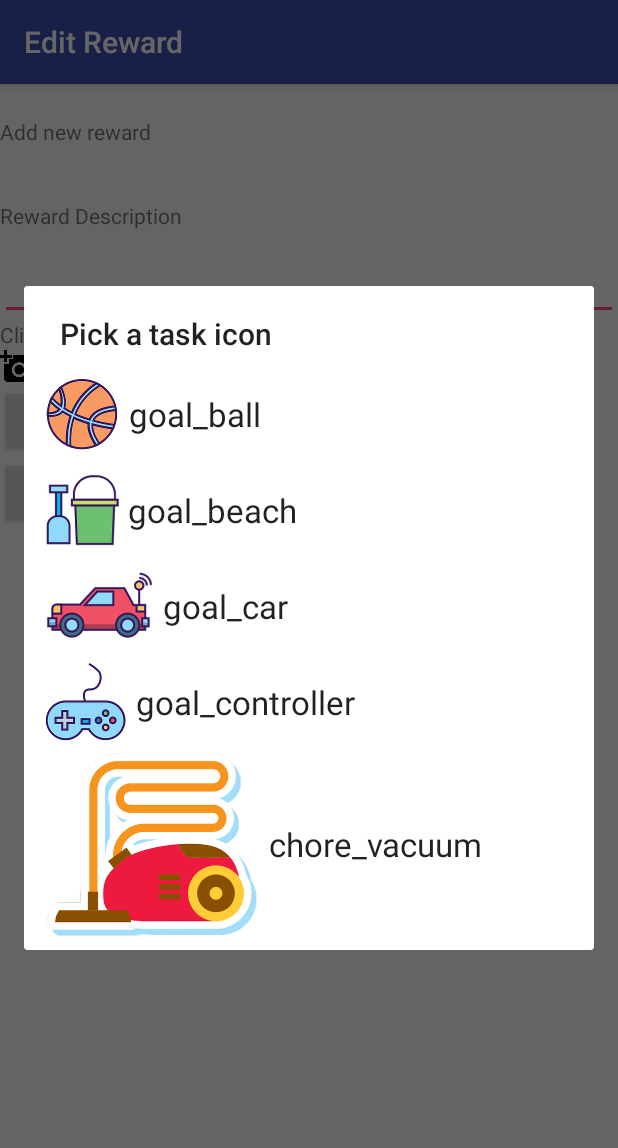
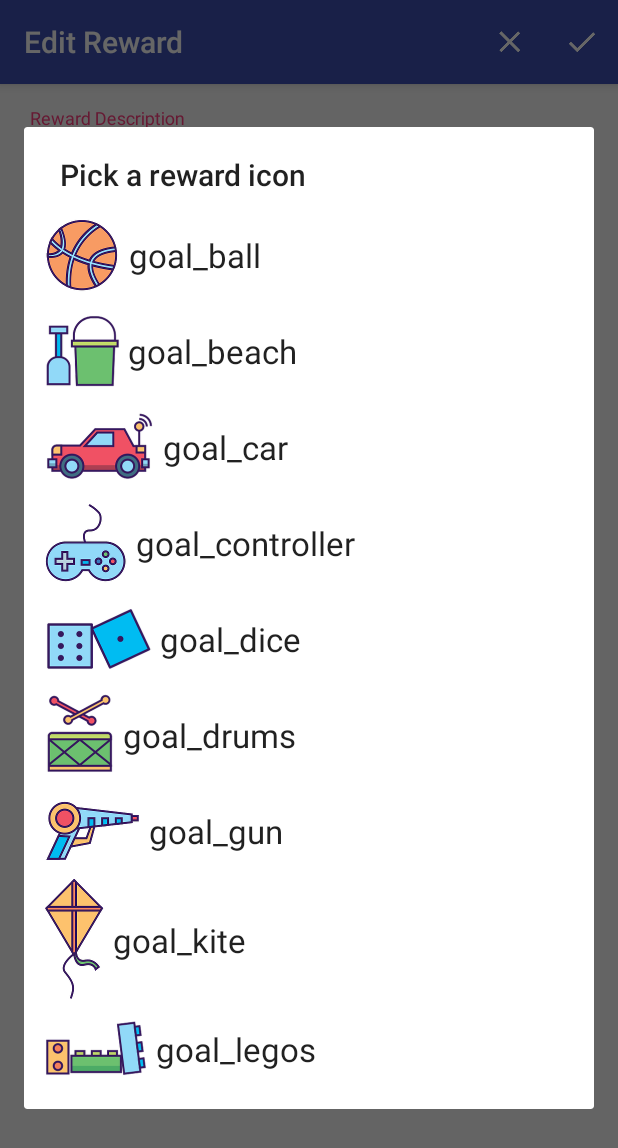
Before and after one commit to nathanielimeyer/homeHero, an Android app: the RewardEditorActivity screen opened directly, with no data from a screen before it, after a tap on an icon or button, on a phone screen of 412 x 824 dp. Shown: the top 1148 px of the screen. Run offline under Robolectric (Android 15) with nearby library versions, the phone set to English and light mode, and no system bars; our stand-ins replace ButterKnife, RxJava; 1 statement that could not run was skipped.

Commit message:
Apply styling and formatting to manage reward activities and clean up files

```diff
--- a/app/src/main/java/com/jbnm/homehero/ui/parent/rewardEdit/RewardEditorActivity.java
+++ b/app/src/main/java/com/jbnm/homehero/ui/parent/rewardEdit/RewardEditorActivity.java
@@ -5,6 +5,8 @@ import android.content.Context;
 import android.content.DialogInterface;
 import android.content.Intent;
 import android.os.Bundle;
+import android.view.Menu;
+import android.view.MenuItem;
 import android.view.View;
 import android.view.ViewGroup;
 import android.widget.ArrayAdapter;
@@ -27,12 +29,9 @@ import butterknife.ButterKnife;
 public class RewardEditorActivity extends BaseActivity implements RewardEditorContract.MvpView {
     @BindView(R.id.edit_text_description) EditText descriptionEditText;
     @BindView(R.id.reward_image_view) ImageView reward_image_view;
-    @BindView(R.id.saveButton) Button saveButton;
-    @BindView(R.id.cancelButton) Button cancelButton;
 
     private Context context = this;
     ListAdapter adapter;
-
 
     private RewardEditorContract.Presenter presenter;
 
@@ -56,25 +55,31 @@ public class RewardEditorActivity extends BaseActivity implements RewardEditorCo
         presenter = new RewardEditorPresenter(this);
         presenter.loadChildAndReward(childId, rewardId);
 
-        saveButton.setOnClickListener(new View.OnClickListener() {
-            @Override
-            public void onClick(View v) {
-                updateRewardData();
-            }
-        });
         reward_image_view.setOnClickListener(new View.OnClickListener() {
             @Override
             public void onClick(View view) {
                 showIconPickerDialog();
             }
         });
-        cancelButton.setOnClickListener(new View.OnClickListener() {
-            @Override
-            public void onClick(View view) {
-                presenter.cancelButtonClicked();
-            }
-        });
 
+    }
+
+    @Override
+    public boolean onCreateOptionsMenu(Menu menu) {
+        getMenuInflater().inflate(R.menu.reward_edit, menu);
+        return super.onCreateOptionsMenu(menu);
+    }
+
+    @Override
+    public boolean onOptionsItemSelected(MenuItem item) {
+        if (item.getItemId() == R.id.menu_reward_edit_save) {
+            presenter.saveChildData(descriptionEditText.getText().toString().trim());
+            return true;
+        } else if (item.getItemId() == R.id.menu_reward_edit_cancel) {
+            presenter.cancelButtonClicked();
+            return true;
+        }
+        return super.onOptionsItemSelected(item);
     }
 
     @Override
@@ -86,7 +91,7 @@ public class RewardEditorActivity extends BaseActivity implements RewardEditorCo
     public void showIconPickerDialog() {
 
         AlertDialog.Builder builder = new AlertDialog.Builder(context);
-        builder.setTitle(R.string.icon_picker_title)
+        builder.setTitle(R.string.reward_icon_picker_title)
                 .setAdapter(adapter, new DialogInterface.OnClickListener() {
                     @Override
                     public void onClick(DialogInterface dialogInterface, int i) {
--- a/app/src/main/java/com/jbnm/homehero/ui/parent/rewardEdit/RewardEditorPresenter.java
+++ b/app/src/main/java/com/jbnm/homehero/ui/parent/rewardEdit/RewardEditorPresenter.java
@@ -19,7 +19,7 @@ public class RewardEditorPresenter implements RewardEditorContract.Presenter {
     private DataManager dataManager = new DataManager();
 
     private RewardEditorContract.MvpView mvpView;
-    private List<String> icons = new ArrayList<>(Arrays.asList("goal_ball", "goal_beach", "goal_car", "goal_controller", "chore_vacuum"));
+    private List<String> icons = new ArrayList<>(Arrays.asList("goal_ball", "goal_beach", "goal_car", "goal_controller", "goal_dice", "goal_drums", "goal_gun", "goal_kite", "goal_legos"));
     private Child child;
     private List<Reward> rewards;
     private Reward rewardToEdit;
@@ -44,6 +44,7 @@ public class RewardEditorPresenter implements RewardEditorContract.Presenter {
                 .subscribeWith(new DisposableObserver<Child>() {
                     @Override public void onNext(Child childResult ) {
                         child = childResult;
+                        mvpView.parentRewardListIntent(child.getId());
                     }
                     @Override public void onError(Throwable e) { processError(e); }
                     @Override public void onComplete() {}
--- a/app/src/main/java/com/jbnm/homehero/ui/parent/rewardList/ParentRewardListAdapter.java
+++ b/app/src/main/java/com/jbnm/homehero/ui/parent/rewardList/ParentRewardListAdapter.java
@@ -27,6 +27,7 @@ import butterknife.OnClick;
 class ParentRewardListAdapter extends RecyclerView.Adapter<ParentRewardListAdapter.ParentRewardListViewHolder> {
     private List<Reward> rewards = new ArrayList<>();
     private ParentRewardClickListener parentRewardClickListener;
+    private Context context;
 
     public ParentRewardListAdapter(List<Reward> rewards) {
         this.rewards = rewards;
@@ -41,7 +42,7 @@ class ParentRewardListAdapter extends RecyclerView.Adapter<ParentRewardListAdapt
 
     @Override
     public void onBindViewHolder(ParentRewardListViewHolder holder, int position) {
-        holder.bindReward((Reward) rewards.get(position), position);
+        holder.bindReward(rewards.get(position), position);
     }
 
     @Override
@@ -63,7 +64,6 @@ class ParentRewardListAdapter extends RecyclerView.Adapter<ParentRewardListAdapt
         @BindView(R.id.rewardDeleteButton)
         ImageButton rewardDeleteButton;
 
-        private Context context;
         private Reward reward;
 
         public ParentRewardListViewHolder(View itemView) {
--- a/app/src/main/java/com/jbnm/homehero/ui/parent/rewardList/ParentRewardListContract.java
+++ b/app/src/main/java/com/jbnm/homehero/ui/parent/rewardList/ParentRewardListContract.java
@@ -14,7 +14,7 @@ public class ParentRewardListContract {
     interface Presenter extends BasePresenter {
         void loadRewards(String childId);
         void saveChild();
-        void addNewReward(String description, int value, String rewardImage);
+        void addRewardButtonClicked();
         void saveRewards(List<Reward> rewards);
         void handleBackButtonPressed();
         }
--- a/app/src/main/java/com/jbnm/homehero/ui/parent/taskList/ParentTaskListActivity.java
+++ b/app/src/main/java/com/jbnm/homehero/ui/parent/taskList/ParentTaskListActivity.java
@@ -8,7 +8,6 @@ import android.support.v7.widget.DividerItemDecoration;
 import android.support.v7.widget.LinearLayoutManager;
 import android.support.v7.widget.RecyclerView;
 import android.view.View;
-import android.widget.Button;
 
 import com.jbnm.homehero.Constants;
 import com.jbnm.homehero.R;
--- a/app/src/main/java/com/jbnm/homehero/ui/parent/taskList/ParentTaskListAdapter.java
+++ b/app/src/main/java/com/jbnm/homehero/ui/parent/taskList/ParentTaskListAdapter.java
@@ -67,11 +67,9 @@ class ParentTaskListAdapter extends RecyclerView.Adapter<ParentTaskListAdapter.P
 
         private Task task;
 
-
         public ParentTaskListViewHolder(View itemView) {
             super(itemView);
             context = itemView.getContext();
-
             ButterKnife.bind(this, itemView);
         }
 
--- a/app/src/main/java/com/jbnm/homehero/ui/parent/taskList/ParentTaskListPresenter.java
+++ b/app/src/main/java/com/jbnm/homehero/ui/parent/taskList/ParentTaskListPresenter.java
@@ -31,6 +31,7 @@ public class ParentTaskListPresenter implements ParentTaskListContract.Presenter
     private DataManager dataManager = new DataManager();
     private SharedPrefManager sharedPrefManager;
     private Child child;
+    private List<Task> tasks;
 
     public ParentTaskListPresenter(ParentTaskListContract.MvpView view, SharedPrefManager sharedPrefManager) {
         this.mvpView = view;
--- a/app/src/main/java/com/jbnm/homehero/ui/taskEdit/TaskEditorActivity.java
+++ b/app/src/main/java/com/jbnm/homehero/ui/taskEdit/TaskEditorActivity.java
@@ -38,12 +38,10 @@ public class TaskEditorActivity extends BaseActivity implements TaskEditorContra
     private Context context = this;
     ListAdapter adapter;
 
-
     private TaskEditorContract.Presenter presenter;
 
     public static Intent createIntent(Context context, String childId, String taskId) {
         Intent intent = new Intent(context, TaskEditorActivity.class);
-
         intent.putExtra(Constants.CHILD_INTENT_KEY, childId);
         intent.putExtra(Constants.TASK_INTENT_KEY, taskId);
         return intent;
--- a/app/src/main/java/com/jbnm/homehero/ui/taskEdit/TaskEditorContract.java
+++ b/app/src/main/java/com/jbnm/homehero/ui/taskEdit/TaskEditorContract.java
@@ -11,14 +11,11 @@ import java.util.List;
 
 public class TaskEditorContract {
     interface Presenter extends BasePresenter {
-//        void saveChildData(String description, String icon, List<String> instructions);
         void saveChildData(String description);
         void loadChildAndTask(String childId, String taskId);
         void addStepsButtonClicked();
         void setTaskIcon(int i);
-
         List<String> getIconList();
-
         void cancelButtonClicked();
     }
     interface MvpView extends BaseMvpView {
@@ -27,6 +24,5 @@ public class TaskEditorContract {
         void setInstructions(List<String> instructions);
         void buildIconPickerDialog();
         void parentTaskListIntent(String childId);
-
-        }
+    }
 }
--- a/app/src/main/res/layout/activity_reward_editor.xml
+++ b/app/src/main/res/layout/activity_reward_editor.xml
@@ -1,69 +1,41 @@
 <?xml version="1.0" encoding="utf-8"?>
-<RelativeLayout xmlns:android="http://schemas.android.com/apk/res/android"
+<LinearLayout xmlns:android="http://schemas.android.com/apk/res/android"
     android:layout_width="match_parent"
     android:layout_height="match_parent"
+    android:orientation="vertical"
     xmlns:app="http://schemas.android.com/apk/res-auto">
 
-    <LinearLayout
+    <android.support.design.widget.TextInputLayout
         android:layout_width="match_parent"
         android:layout_height="wrap_content"
-        android:orientation="vertical">
-
-        <TextView
-            android:id="@+id/rewardEditorTitleTextView"
-            android:layout_width="wrap_content"
-            android:layout_height="48dp"
-            android:layout_marginTop="8dp"
-            android:gravity="center_vertical"
-            android:text="@string/reward_editor_screen_title"
-            app:layout_constraintStart_toStartOf="@+id/contentLeftMarginKeyLIne"
-            app:layout_constraintTop_toBottomOf="@+id/rewardCompleteButton"/>
-
-        <TextView
-            android:id="@+id/rewardDescriptionLabelTextView"
-            android:layout_width="wrap_content"
-            android:layout_height="48dp"
-            android:layout_marginTop="8dp"
-            android:gravity="center_vertical"
-            android:text="@string/reward_description"
-            app:layout_constraintStart_toStartOf="@+id/contentLeftMarginKeyLIne"
-            app:layout_constraintTop_toBottomOf="@+id/rewardCompleteButton"/>
+        android:layout_gravity="center_vertical"
+        android:layout_marginStart="16dp"
+        android:layout_marginEnd="32dp"
+        android:layout_marginTop="16dp"
+        android:hint="@string/reward_description">
 
         <EditText
+            android:id="@+id/edit_text_description"
             android:layout_width="match_parent"
-            android:layout_height="wrap_content"
-            android:id="@+id/edit_text_description"
-            android:inputType="text" />
+            android:layout_height="wrap_content"/>
+    </android.support.design.widget.TextInputLayout>
 
     <TextView
         android:layout_width="wrap_content"
         android:layout_height="wrap_content"
+        android:layout_marginTop="8dp"
+        android:layout_marginStart="16dp"
         android:id="@+id/edit_image_label"
         android:text="@string/edit_reward_image_text"/>
 
     <ImageView
-            android:layout_width="wrap_content"
-            android:layout_height="wrap_content"
         android:id="@+id/reward_image_view"
-            app:srcCompat="@drawable/ic_add_a_photo_black_24dp" />
-
-        <Button
-            android:id="@+id/saveButton"
-            android:layout_width="wrap_content"
-            android:layout_height="wrap_content"
-            android:text="@string/save_changes"
-            android:visibility="visible"
-            android:layout_centerHorizontal="true"
-            android:layout_alignParentBottom="true" />
-
-        <Button
-            android:id="@+id/cancelButton"
-            android:layout_width="wrap_content"
-            android:layout_height="wrap_content"
-            android:text="@string/cancel_changes"
-            android:visibility="visible"
-            android:layout_centerHorizontal="true"
-            android:layout_alignParentBottom="true" />
+        android:layout_width="40dp"
+        android:layout_height="40dp"
+        android:layout_gravity="center_vertical"
+        android:layout_marginEnd="16dp"
+        android:layout_marginStart="16dp"
+        android:layout_marginBottom="16dp"
+        app:srcCompat="@drawable/ic_add_a_photo_black_24dp"/>
 
 </LinearLayout>
-</RelativeLayout>
--- /dev/null
+++ b/app/src/main/res/menu/reward_edit.xml
@@ -0,0 +1,15 @@
+<?xml version="1.0" encoding="utf-8"?>
+<menu xmlns:android="http://schemas.android.com/apk/res/android"
+      xmlns:app="http://schemas.android.com/apk/res-auto">
+
+    <item
+        android:id="@+id/menu_reward_edit_cancel"
+        android:icon="@drawable/ic_close_white_24dp"
+        android:title="@string/reward_edit_menu_close"
+        app:showAsAction="always"/>
+    <item
+        android:id="@+id/menu_reward_edit_save"
+        android:icon="@drawable/ic_done_white_24dp"
+        android:title="@string/reward_edit_menu_save"
+        app:showAsAction="always"/>
+</menu>
--- a/app/src/main/res/values/strings.xml
+++ b/app/src/main/res/values/strings.xml
@@ -48,6 +48,10 @@
     <string name="task_edit_menu_save">Save</string>
     <string name="task_edit_menu_close">Cancel</string>
 
+    <!--Reward Edit-->
+    <string name="reward_edit_menu_save">Save</string>
+    <string name="reward_edit_menu_close">Cancel</string>
+
     <string name="save_changes">Done</string>
     <string name="cancel_changes">Cancel</string>
     <string name="delete_step">X</string>
@@ -67,6 +71,7 @@
     <string name="reward_value_hint">Enter points for this reward</string>
     <string name="new_reward_dialog_title">Add a reward</string>
     <string name="reward_editor_screen_title">Add new reward</string>
+    <string name="reward_icon_picker_title">Pick a reward icon</string>
 
 
 </resources>
```
Also changed, not shown: app/src/main/java/com/jbnm/homehero/ui/parent/rewardList/ParentRewardListActivity.java (+20 -3 lines), app/src/main/java/com/jbnm/homehero/ui/parent/rewardList/ParentRewardListPresenter.java (+1 -6 lines), app/src/main/res/layout/activity_parent_reward_list.xml (+14 -24 lines). Lines whose indentation alone changed are shown as unchanged.
